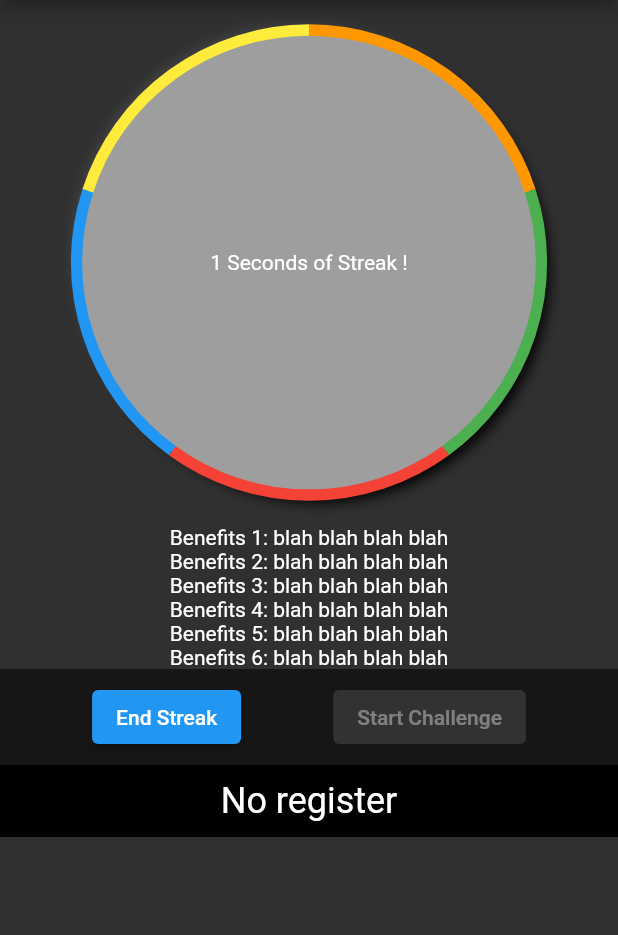
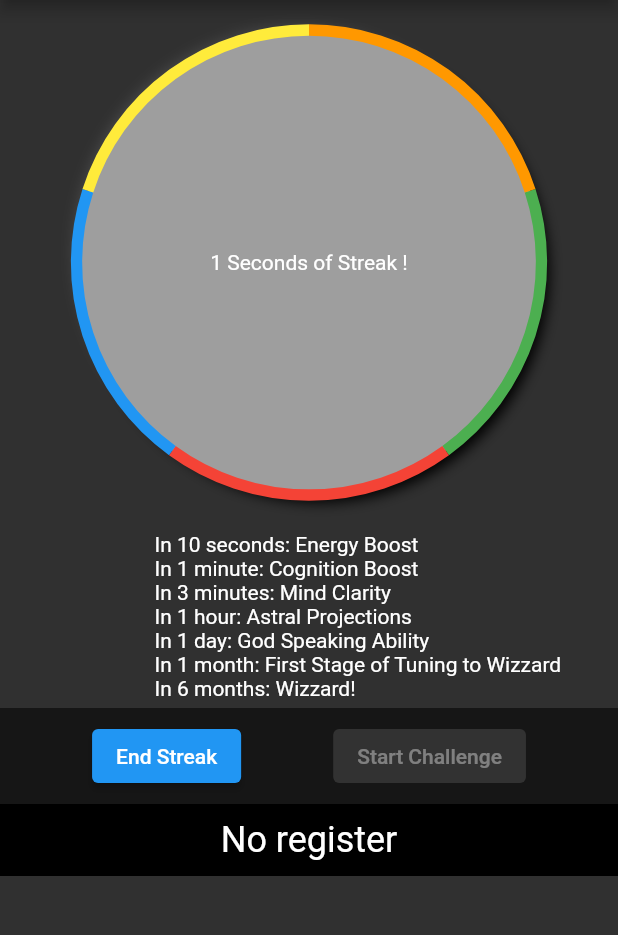
Before and after one commit to yurylink/iquit-mobile-app, a Flutter app: the screen it shows after launch, after a tap on "Start Challenge", on a phone screen of 412 x 824 dp, the part 84-1019 px from its top. Run offline on Flutter 3.47's test engine with Material 2 defaults, Android fonts, the phone set to English and light mode, and no system bars; our stand-ins replace sqflite; accounts and stored records are empty.

Commit message:
Implemented benefit page and benefit list on the main screen

```diff
--- a/lib/common/GlobalColors.dart
+++ b/lib/common/GlobalColors.dart
@@ -1,7 +1,7 @@
 import 'package:flutter/material.dart';
 
 enum GlobalColors {
-  DEFAULT_GREY,
+  DARK_GREY,
   GREY,
   LIGHT_GREY,
 }
@@ -9,7 +9,7 @@ enum GlobalColors {
 extension GlobalColorsNames on GlobalColors{
 
   static const colors = {
-    GlobalColors.DEFAULT_GREY: Color.fromRGBO(46, 46, 46, 1),
+    GlobalColors.DARK_GREY: Color.fromRGBO(46, 46, 46, 1),
     GlobalColors.GREY: Color.fromRGBO(73, 73, 73, 1),
     GlobalColors.LIGHT_GREY: Color.fromRGBO(158, 158, 158, 1)
   };
--- /dev/null
+++ b/lib/common/MyConstants.dart
@@ -0,0 +1,13 @@
+import 'package:flutter/material.dart';
+
+class MyConstants extends InheritedWidget {
+  static MyConstants of(BuildContext context) => context. dependOnInheritedWidgetOfExactType<MyConstants>();
+
+  const MyConstants({Widget child, Key key}): super(key: key, child: child);
+
+  final String benefitsPageName = 'Benefits';
+  final String benefitsDueBottomText = 'You archieve this after ';
+
+  @override
+  bool updateShouldNotify(MyConstants oldWidget) => false;
+}
--- /dev/null
+++ b/lib/development/mock/BenefitsModelMock.dart
@@ -0,0 +1,15 @@
+import 'package:iquit/model/BenefitsModel.dart';
+
+class BenefitsModelMock{
+
+  static final List<BenefitModel> benefitsModelList = [
+    BenefitModel(dueInSeconds: 10, name: 'Energy Boost', order: 1, text: 'bla bla bla bla bla bla bla bla bla bla bla bla bla bla bla bla bla bla bla bla bla bla bla bla bla bla bla bla bla bla bla bla bla bla bla bla bla bla bla bla bla bla bla bla'),
+    BenefitModel(dueInMinutes: 1, name: 'Cognition Boost', order: 2, text: 'bla bla bla bla bla bla bla bla bla bla bla bla bla bla bla bla bla bla bla bla bla bla bla bla bla bla bla bla bla bla bla bla bla bla bla bla bla bla bla bla bla bla bla bla'),
+    BenefitModel(dueInMinutes: 3, name: 'Mind Clarity', order: 3, text: 'bla bla bla bla bla bla bla bla bla bla bla bla bla bla bla bla bla bla bla bla bla bla bla bla bla bla bla bla bla bla bla bla bla bla bla bla bla bla bla bla bla bla bla bla'),
+    BenefitModel(dueInHours: 1, name: 'Astral Projections', order: 4, text: 'bla bla bla bla bla bla bla bla bla bla bla bla bla bla bla bla bla bla bla bla bla bla bla bla bla bla bla bla bla bla bla bla bla bla bla bla bla bla bla bla bla bla bla bla'),
+    BenefitModel(dueInDays: 1, name: 'God Speaking Ability', order: 5, text: 'bla bla bla bla bla bla bla bla bla bla bla bla bla bla bla bla bla bla bla bla bla bla bla bla bla bla bla bla bla bla bla bla bla bla bla bla bla bla bla bla bla bla bla bla'),
+    BenefitModel(dueInMonths: 1, name: 'First Stage of Tuning to Wizzard', order: 6, text: 'bla bla bla bla bla bla bla bla bla bla bla bla bla bla bla bla bla bla bla bla bla bla bla bla bla bla bla bla bla bla bla bla bla bla bla bla bla bla bla bla bla bla bla bla'),
+    BenefitModel(dueInMonths: 6, name: 'Wizzard!', order: 7, text: 'bla bla bla bla bla bla bla bla bla bla bla bla bla bla bla bla bla bla bla bla bla bla bla bla bla bla bla bla bla bla bla bla bla bla bla bla bla bla bla bla bla bla bla bla')
+  ];
+
+}
--- /dev/null
+++ b/lib/home/BenefitList.dart
@@ -0,0 +1,29 @@
+import 'package:flutter/material.dart';
+import 'package:flutter/widgets.dart';
+import 'package:iquit/model/BenefitsModel.dart';
+
+class BenefitList extends StatelessWidget {
+  List<BenefitModel> _listOfBenefits;
+  BenefitList(this._listOfBenefits);
+
+  @override
+  Widget build(BuildContext context) {
+    double width = MediaQuery.of(context).size.width;
+    width = width / 4;
+
+    return Container(
+        margin: EdgeInsets.fromLTRB(width, 5, 0, 5),
+        child: Column(
+          mainAxisAlignment: MainAxisAlignment.spaceEvenly,
+          children: [
+            for (BenefitModel model in _listOfBenefits)
+              Align(
+                  alignment: Alignment.centerLeft,
+                  child: Text(
+                    'In ' + model.getDueText() + ': ' + model.name,
+                    textAlign: TextAlign.left,
+                  ))
+          ],
+        ));
+  }
+}
--- a/lib/home/BenefitsList.dart
+++ /dev/null
@@ -1,17 +0,0 @@
-import 'package:flutter/material.dart';
-
-class BenefitsList extends StatelessWidget {
-  @override
-  Widget build(BuildContext context) {
-    return Column(
-      children: [
-        Text("Benefits 1: blah blah blah blah"),
-        Text("Benefits 2: blah blah blah blah"),
-        Text("Benefits 3: blah blah blah blah"),
-        Text("Benefits 4: blah blah blah blah"),
-        Text("Benefits 5: blah blah blah blah"),
-        Text("Benefits 6: blah blah blah blah"),
-      ],
-    );
-  }
-}
--- a/lib/home/CircleTimer.dart
+++ b/lib/home/CircleTimer.dart
@@ -35,7 +35,7 @@ class CircleTimer extends StatelessWidget {
           width: 50,
           height: 50,
           decoration: new BoxDecoration(
-              color: GlobalColors.DEFAULT_GREY.color, shape: BoxShape.circle),
+              color: GlobalColors.DARK_GREY.color, shape: BoxShape.circle),
           child: Center(
             child: Text(_displayText), //TODO REST
           ),
--- a/lib/home/HomeScreen.dart
+++ b/lib/home/HomeScreen.dart
@@ -2,12 +2,13 @@ import 'dart:async';
 
 import 'package:flutter/material.dart';
 import 'package:flutter/widgets.dart';
-import 'package:iquit/home/BenefitsList.dart';
-import 'package:iquit/home/CircleTimer.dart';
+import 'package:iquit/benefits/BenefitsMainPage.dart';
+import 'package:iquit/database/DatabaseConfiguration.dart';
+import 'package:iquit/development/mock/BenefitsModelMock.dart';
+import 'package:iquit/home/BenefitList.dart';
 import 'package:iquit/home/LastStreaksMainScreen.dart';
-import 'package:iquit/common/SpaceBox.dart';
-import 'package:iquit/database/DatabaseConfiguration.dart';
 import 'package:iquit/home/PieChart.dart';
+import 'package:iquit/model/BenefitsModel.dart';
 import 'package:iquit/model/StreaksDurationModel.dart';
 
 class HomeScreen extends StatefulWidget {
@@ -29,11 +30,14 @@ class _HomeScreenState extends State<HomeScreen> {
   String _displayText;
   List<StreaksDurationModel> _listOfPreviousStreaks =
       new List<StreaksDurationModel>();
+  List<BenefitModel> _listOfBenefits = new List<BenefitModel>();
 
   @override
   void initState() {
     super.initState();
     _updateListOfPreviousStreaks();
+    _updateTheListOfBenefits();
+
     if (timer == null) {
       timer = Timer.periodic(duration, (timer) {
         _resolveText();
@@ -111,6 +115,12 @@ class _HomeScreenState extends State<HomeScreen> {
     });
   }
 
+  void _updateTheListOfBenefits() async{
+    setState(() {
+      _listOfBenefits = BenefitsModelMock.benefitsModelList;
+    });
+  }
+
   @override
   Widget build(BuildContext context) {
     return Scaffold(
@@ -124,7 +134,15 @@ class _HomeScreenState extends State<HomeScreen> {
                 child: ListView(
                   children: [
                     PieChart(_displayText),
-                    BenefitsList(),
+                    GestureDetector(
+                      child: BenefitList(_listOfBenefits),
+                      onTap: () {
+                        Navigator.push(
+                            context,
+                            MaterialPageRoute(
+                                builder: (context) => BenefitsMainPage(_listOfBenefits)));
+                      },
+                    ),
                     Container(
                       color: Colors.black54,
                       child: ButtonBar(
--- a/lib/main.dart
+++ b/lib/main.dart
@@ -2,10 +2,11 @@ import 'dart:ui';
 
 import 'package:flutter/material.dart';
 import 'package:flutter/widgets.dart';
+import 'package:iquit/common/MyConstants.dart';
 import 'package:iquit/home/HomeScreen.dart';
 
 void main() {
-  runApp(MyApp());
+  runApp(MyConstants(child: MyApp()));
 }
 
 class MyApp extends StatelessWidget {
@@ -20,7 +21,6 @@ class MyApp extends StatelessWidget {
         visualDensity: VisualDensity.adaptivePlatformDensity,
       ),
       home: HomeScreen(title: 'IQuit -  Quit your addictions'),
-      // home: PieChart2(),
     );
   }
 }
--- /dev/null
+++ b/lib/model/BenefitsModel.dart
@@ -0,0 +1,44 @@
+class BenefitModel{
+  String name;
+  String text;
+  int order;
+  int dueInSeconds;
+  int dueInMinutes;
+  int dueInHours;
+  int dueInDays;
+  num dueInMonths;
+  num dueInYears;
+
+  BenefitModel({
+      this.name,
+      this.text,
+      this.order,
+      this.dueInSeconds,
+      this.dueInMinutes,
+      this.dueInHours,
+      this.dueInDays,
+      this.dueInMonths,
+      this.dueInYears});
+
+  String getDueText(){
+    if(dueInSeconds != null && dueInSeconds.compareTo(0) > 0){
+      return dueInSeconds.toString() + ' second' + (dueInSeconds.compareTo(1)==0?'':'s');
+
+    }else if(dueInMinutes != null && dueInMinutes.compareTo(0) > 0){
+      return dueInMinutes.toString() + ' minute' + (dueInMinutes.compareTo(1)==0?'':'s');
+
+    }else if(dueInHours != null && dueInHours.compareTo(0) > 0){
+      return dueInHours.toString() + ' hour' + (dueInHours.compareTo(1)==0?'':'s');
+
+    }else if(dueInDays != null && dueInDays.compareTo(0) > 0){
+      return dueInDays.toString() + ' day' + (dueInDays.compareTo(1)==0?'':'s');
+
+    }else if(dueInMonths != null && dueInMonths.compareTo(0) > 0){
+      return dueInMonths.toString() + ' month' + (dueInMonths.compareTo(1)==0?'':'s');
+
+    }else if(dueInYears != null && dueInYears.compareTo(0) > 0){
+      return dueInYears.toString() + ' year' + (dueInYears.compareTo(1)==0?'':'s');
+
+    }
+  }
+}
```
Also changed, not shown: lib/benefits/BenefitCard.dart (added, +49 -0 lines), lib/benefits/BenefitsMainPage.dart (added, +38 -0 lines).
